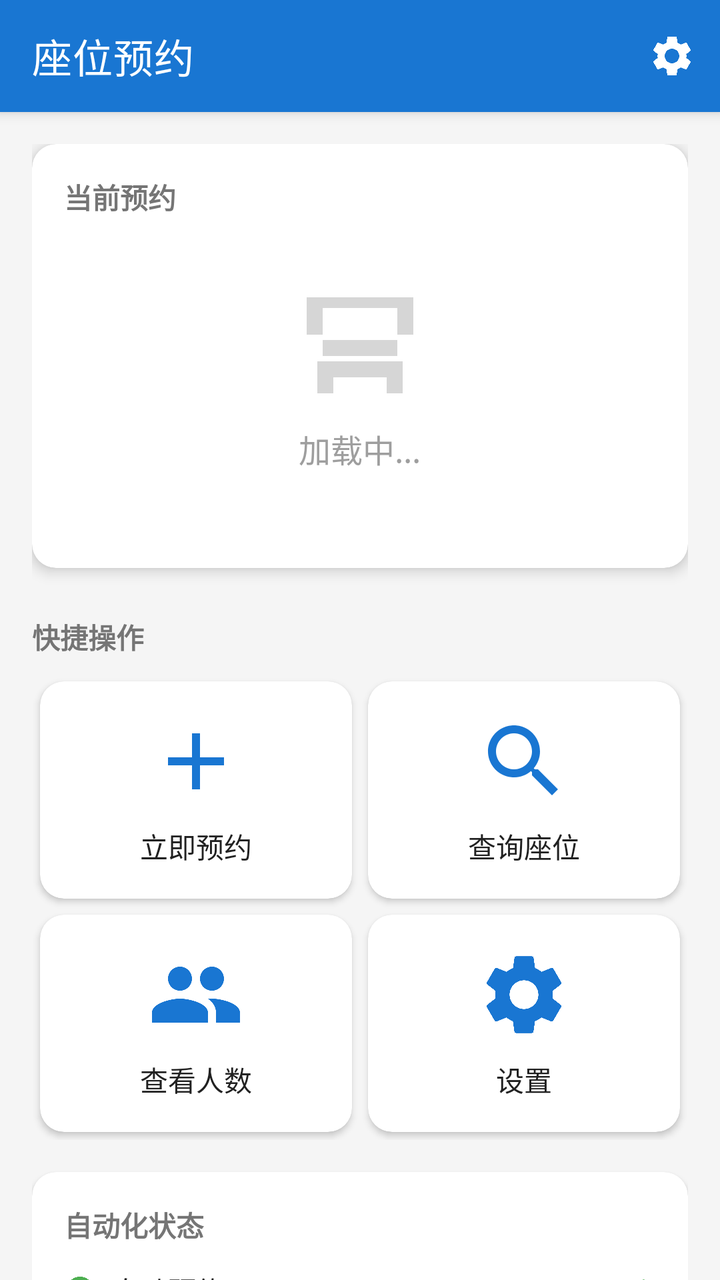
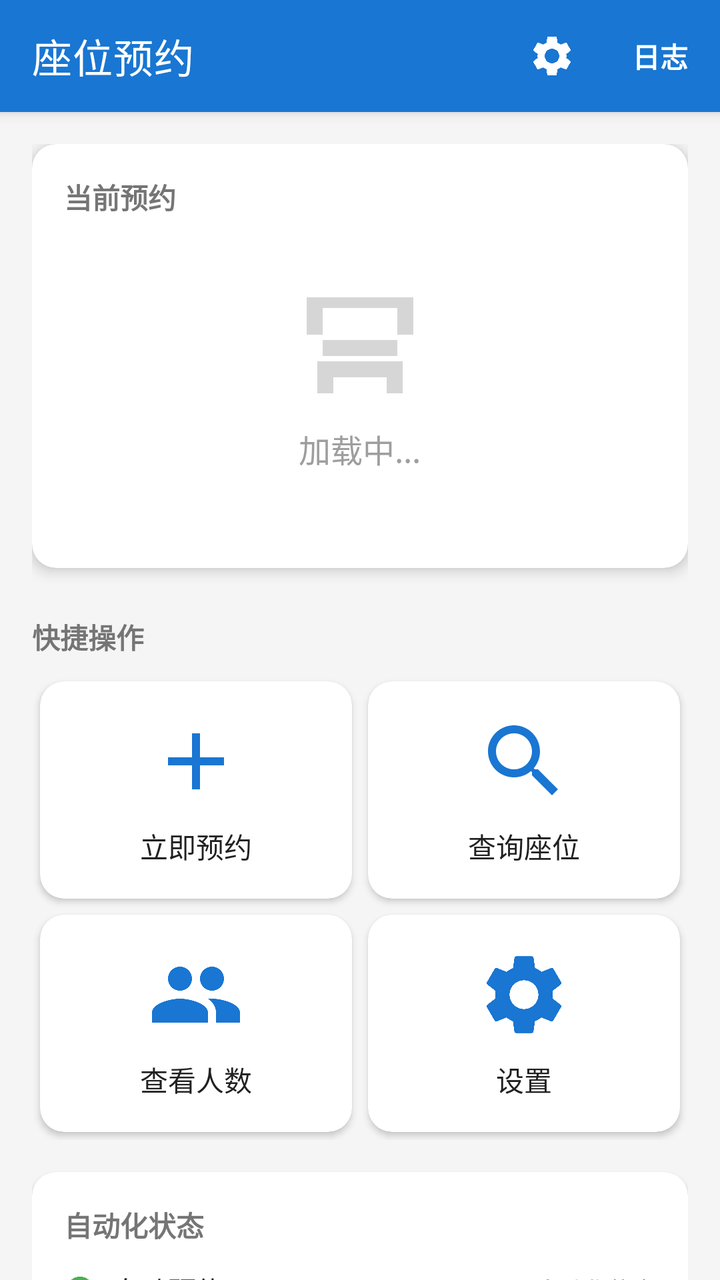

Two renders of the same Android screen: before a commit and after it. Below are the layout's source before the change and the commit's diff.
<!-- AndroidManifest.xml: application theme Theme.FuckNjfuLib -->
<!-- res/layout/activity_dashboard.xml -->
<?xml version="1.0" encoding="utf-8"?>
<androidx.coordinatorlayout.widget.CoordinatorLayout xmlns:android="http://schemas.android.com/apk/res/android"
    xmlns:app="http://schemas.android.com/apk/res-auto"
    android:layout_width="match_parent"
    android:layout_height="match_parent"
    android:background="@color/background_primary">

    
    <com.google.android.material.appbar.AppBarLayout
        android:layout_width="match_parent"
        android:layout_height="wrap_content"
        android:theme="@style/ThemeOverlay.MaterialComponents.Dark.ActionBar">

        <androidx.appcompat.widget.Toolbar
            android:id="@+id/toolbar"
            android:layout_width="match_parent"
            android:layout_height="?attr/actionBarSize"
            android:background="@color/primary"
            app:title="@string/dashboard_title"
            app:titleTextColor="@color/text_white">

            
            <ImageButton
                android:id="@+id/btnSettings"
                android:layout_width="48dp"
                android:layout_height="48dp"
                android:layout_gravity="end"
                android:background="?attr/selectableItemBackgroundBorderless"
                android:src="@drawable/ic_settings"
                android:contentDescription="设置"
                app:tint="@color/text_white" />
        </androidx.appcompat.widget.Toolbar>
    </com.google.android.material.appbar.AppBarLayout>

    <androidx.core.widget.NestedScrollView
        android:layout_width="match_parent"
        android:layout_height="match_parent"
        app:layout_behavior="@string/appbar_scrolling_view_behavior">

        <LinearLayout
            android:layout_width="match_parent"
            android:layout_height="wrap_content"
            android:orientation="vertical"
            android:padding="16dp">

            
            <com.google.android.material.card.MaterialCardView
                android:id="@+id/cardCurrentReservation"
                android:layout_width="match_parent"
                android:layout_height="wrap_content"
                app:cardCornerRadius="12dp"
                app:cardElevation="4dp"
                app:cardBackgroundColor="@color/card_background">

                <LinearLayout
                    android:layout_width="match_parent"
                    android:layout_height="wrap_content"
                    android:orientation="vertical"
                    android:padding="16dp">

                    <TextView
                        android:layout_width="wrap_content"
                        android:layout_height="wrap_content"
                        android:text="@string/section_current_reservation"
                        android:textSize="14sp"
                        android:textColor="@color/text_secondary"
                        android:textStyle="bold" />

                    
                    <LinearLayout
                        android:id="@+id/layoutNoReservation"
                        android:layout_width="match_parent"
                        android:layout_height="wrap_content"
                        android:orientation="vertical"
                        android:gravity="center"
                        android:padding="32dp"
                        android:visibility="visible">

                        <ImageView
                            android:layout_width="64dp"
                            android:layout_height="64dp"
                            android:src="@drawable/ic_seat"
                            android:alpha="0.3" />

                        <TextView
                            android:id="@+id/tvNoReservationText"
                            android:layout_width="wrap_content"
                            android:layout_height="wrap_content"
                            android:layout_marginTop="8dp"
                            android:text="@string/loading"
                            android:textSize="16sp"
                            android:textColor="@color/text_hint" />
                    </LinearLayout>

                    
                    <LinearLayout
                        android:id="@+id/layoutReservationInfo"
                        android:layout_width="match_parent"
                        android:layout_height="wrap_content"
                        android:orientation="vertical"
                        android:layout_marginTop="12dp"
                        android:visibility="gone">

                        
                        <LinearLayout
                            android:layout_width="match_parent"
                            android:layout_height="wrap_content"
                            android:orientation="horizontal"
                            android:gravity="center_vertical">

                            <ImageView
                                android:layout_width="24dp"
                                android:layout_height="24dp"
                                android:src="@drawable/ic_seat"
                                app:tint="@color/primary" />

                            <TextView
                                android:id="@+id/tvReservationSeat"
                                android:layout_width="wrap_content"
                                android:layout_height="wrap_content"
                                android:layout_marginStart="8dp"
                                android:text=""
                                android:textSize="18sp"
                                android:textColor="@color/text_primary"
                                android:textStyle="bold" />
                        </LinearLayout>

                        
                        <LinearLayout
                            android:layout_width="match_parent"
                            android:layout_height="wrap_content"
                            android:orientation="horizontal"
                            android:gravity="center_vertical"
                            android:layout_marginTop="8dp">

                            <ImageView
                                android:layout_width="24dp"
                                android:layout_height="24dp"
                                android:src="@drawable/ic_time"
                                app:tint="@color/text_secondary" />

                            <TextView
                                android:id="@+id/tvReservationTime"
                                android:layout_width="wrap_content"
                                android:layout_height="wrap_content"
                                android:layout_marginStart="8dp"
                                android:text=""
                                android:textSize="14sp"
                                android:textColor="@color/text_secondary" />
                        </LinearLayout>

                        
                        <LinearLayout
                            android:layout_width="match_parent"
                            android:layout_height="wrap_content"
                            android:orientation="horizontal"
                            android:gravity="center_vertical"
                            android:layout_marginTop="8dp">

                            <ImageView
                                android:layout_width="24dp"
                                android:layout_height="24dp"
                                android:src="@drawable/ic_status"
                                app:tint="@color/success" />

                            <TextView
                                android:id="@+id/tvReservationStatus"
                                android:layout_width="wrap_content"
                                android:layout_height="wrap_content"
                                android:layout_marginStart="8dp"
                                android:text=""
                                android:textSize="14sp"
                                android:textColor="@color/success" />
                        </LinearLayout>

                        
                        <LinearLayout
                            android:layout_width="match_parent"
                            android:layout_height="wrap_content"
                            android:orientation="horizontal"
                            android:layout_marginTop="16dp"
                            android:gravity="end">

                            <com.google.android.material.button.MaterialButton
                                android:id="@+id/btnSignIn"
                                android:layout_width="wrap_content"
                                android:layout_height="wrap_content"
                                android:text="@string/btn_sign_in"
                                style="@style/Widget.MaterialComponents.Button.OutlinedButton"
                                app:cornerRadius="8dp" />

                            <com.google.android.material.button.MaterialButton
                                android:id="@+id/btnCancelReservation"
                                android:layout_width="wrap_content"
                                android:layout_height="wrap_content"
                                android:layout_marginStart="8dp"
                                android:text="@string/btn_cancel_reservation"
                                android:backgroundTint="@color/error"
                                app:cornerRadius="8dp" />
                        </LinearLayout>

                    </LinearLayout>

                </LinearLayout>
            </com.google.android.material.card.MaterialCardView>

            
            <TextView
                android:layout_width="wrap_content"
                android:layout_height="wrap_content"
                android:layout_marginTop="24dp"
                android:layout_marginBottom="8dp"
                android:text="@string/section_quick_actions"
                android:textSize="14sp"
                android:textColor="@color/text_secondary"
                android:textStyle="bold" />

            
            <GridLayout
                android:layout_width="match_parent"
                android:layout_height="wrap_content"
                android:columnCount="2"
                android:rowCount="2"
                android:useDefaultMargins="true">

                
                <com.google.android.material.card.MaterialCardView
                    android:id="@+id/cardReserveNow"
                    android:layout_width="0dp"
                    android:layout_height="wrap_content"
                    android:layout_columnWeight="1"
                    android:layout_margin="4dp"
                    app:cardCornerRadius="12dp"
                    app:cardElevation="2dp"
                    android:clickable="true"
                    android:focusable="true"
                    android:foreground="?attr/selectableItemBackground">

                    <LinearLayout
                        android:layout_width="match_parent"
                        android:layout_height="wrap_content"
                        android:orientation="vertical"
                        android:padding="16dp"
                        android:gravity="center">

                        <ImageView
                            android:layout_width="48dp"
                            android:layout_height="48dp"
                            android:src="@drawable/ic_add_reservation"
                            app:tint="@color/primary" />

                        <TextView
                            android:layout_width="wrap_content"
                            android:layout_height="wrap_content"
                            android:layout_marginTop="8dp"
                            android:text="@string/btn_reserve_now"
                            android:textSize="14sp"
                            android:textColor="@color/text_primary" />
                    </LinearLayout>
                </com.google.android.material.card.MaterialCardView>

                
                <com.google.android.material.card.MaterialCardView
                    android:id="@+id/cardQuerySeats"
                    android:layout_width="0dp"
                    android:layout_height="wrap_content"
                    android:layout_columnWeight="1"
                    android:layout_margin="4dp"
                    app:cardCornerRadius="12dp"
                    app:cardElevation="2dp"
                    android:clickable="true"
                    android:focusable="true"
                    android:foreground="?attr/selectableItemBackground">

                    <LinearLayout
                        android:layout_width="match_parent"
                        android:layout_height="wrap_content"
                        android:orientation="vertical"
                        android:padding="16dp"
                        android:gravity="center">

                        <ImageView
                            android:layout_width="48dp"
                            android:layout_height="48dp"
                            android:src="@drawable/ic_search"
                            app:tint="@color/primary" />

                        <TextView
                            android:layout_width="wrap_content"
                            android:layout_height="wrap_content"
                            android:layout_marginTop="8dp"
                            android:text="@string/btn_query_seats"
                            android:textSize="14sp"
                            android:textColor="@color/text_primary" />
                    </LinearLayout>
                </com.google.android.material.card.MaterialCardView>

                
                <com.google.android.material.card.MaterialCardView
                    android:id="@+id/cardCheckTraffic"
                    android:layout_width="0dp"
                    android:layout_height="wrap_content"
                    android:layout_columnWeight="1"
                    android:layout_margin="4dp"
                    app:cardCornerRadius="12dp"
                    app:cardElevation="2dp"
                    android:clickable="true"
                    android:focusable="true"
                    android:foreground="?attr/selectableItemBackground">

                    <LinearLayout
                        android:layout_width="match_parent"
                        android:layout_height="wrap_content"
                        android:orientation="vertical"
                        android:padding="16dp"
                        android:gravity="center">

                        <ImageView
                            android:layout_width="48dp"
                            android:layout_height="48dp"
                            android:src="@drawable/ic_people"
                            app:tint="@color/primary" />

                        <TextView
                            android:layout_width="wrap_content"
                            android:layout_height="wrap_content"
                            android:layout_marginTop="8dp"
                            android:text="@string/btn_check_traffic"
                            android:textSize="14sp"
                            android:textColor="@color/text_primary" />
                    </LinearLayout>
                </com.google.android.material.card.MaterialCardView>

                
                <com.google.android.material.card.MaterialCardView
                    android:id="@+id/cardSettings"
                    android:layout_width="0dp"
                    android:layout_height="wrap_content"
                    android:layout_columnWeight="1"
                    android:layout_margin="4dp"
                    app:cardCornerRadius="12dp"
                    app:cardElevation="2dp"
                    android:clickable="true"
                    android:focusable="true"
                    android:foreground="?attr/selectableItemBackground">

                    <LinearLayout
                        android:layout_width="match_parent"
                        android:layout_height="wrap_content"
                        android:orientation="vertical"
                        android:padding="16dp"
                        android:gravity="center">

                        <ImageView
                            android:layout_width="48dp"
                            android:layout_height="48dp"
                            android:src="@drawable/ic_settings"
                            app:tint="@color/primary" />

                        <TextView
                            android:layout_width="wrap_content"
                            android:layout_height="wrap_content"
                            android:layout_marginTop="8dp"
                            android:text="@string/settings_title"
                            android:textSize="14sp"
                            android:textColor="@color/text_primary" />
                    </LinearLayout>
                </com.google.android.material.card.MaterialCardView>

            </GridLayout>

            
            <com.google.android.material.card.MaterialCardView
                android:id="@+id/cardAutoStatus"
                android:layout_width="match_parent"
                android:layout_height="wrap_content"
                android:layout_marginTop="16dp"
                app:cardCornerRadius="12dp"
                app:cardElevation="2dp"
                app:cardBackgroundColor="@color/card_background">

                <LinearLayout
                    android:layout_width="match_parent"
                    android:layout_height="wrap_content"
                    android:orientation="vertical"
                    android:padding="16dp">

                    <TextView
                        android:layout_width="wrap_content"
                        android:layout_height="wrap_content"
                        android:text="自动化状态"
                        android:textSize="14sp"
                        android:textColor="@color/text_secondary"
                        android:textStyle="bold" />

                    
                    <LinearLayout
                        android:layout_width="match_parent"
                        android:layout_height="wrap_content"
                        android:orientation="horizontal"
                        android:gravity="center_vertical"
                        android:layout_marginTop="12dp">

                        <ImageView
                            android:id="@+id/ivAutoReserveStatus"
                            android:layout_width="16dp"
                            android:layout_height="16dp"
                            android:src="@drawable/ic_circle"
                            app:tint="@color/success" />

                        <TextView
                            android:layout_width="0dp"
                            android:layout_height="wrap_content"
                            android:layout_weight="1"
                            android:layout_marginStart="8dp"
                            android:text="@string/setting_auto_reserve"
                            android:textSize="14sp"
                            android:textColor="@color/text_primary" />

                        <TextView
                            android:id="@+id/tvAutoReserveStatus"
                            android:layout_width="wrap_content"
                            android:layout_height="wrap_content"
                            android:text="已开启"
                            android:textSize="12sp"
                            android:textColor="@color/success" />
                    </LinearLayout>

                    
                    <LinearLayout
                        android:layout_width="match_parent"
                        android:layout_height="wrap_content"
                        android:orientation="horizontal"
                        android:gravity="center_vertical"
                        android:layout_marginTop="8dp">

                        <ImageView
                            android:id="@+id/ivLateProtectionStatus"
                            android:layout_width="16dp"
                            android:layout_height="16dp"
                            android:src="@drawable/ic_circle"
                            app:tint="@color/text_hint" />

                        <TextView
                            android:layout_width="0dp"
                            android:layout_height="wrap_content"
                            android:layout_weight="1"
                            android:layout_marginStart="8dp"
                            android:text="@string/setting_late_protection"
                            android:textSize="14sp"
                            android:textColor="@color/text_primary" />

                        <TextView
                            android:id="@+id/tvLateProtectionStatus"
                            android:layout_width="wrap_content"
                            android:layout_height="wrap_content"
                            android:text="未开启"
                            android:textSize="12sp"
                            android:textColor="@color/text_hint" />
                    </LinearLayout>

                    
                    <LinearLayout
                        android:layout_width="match_parent"
                        android:layout_height="wrap_content"
                        android:orientation="horizontal"
                        android:gravity="center_vertical"
                        android:layout_marginTop="8dp">

                        <ImageView
                            android:id="@+id/ivAutoFindStatus"
                            android:layout_width="16dp"
                            android:layout_height="16dp"
                            android:src="@drawable/ic_circle"
                            app:tint="@color/text_hint" />

                        <TextView
                            android:layout_width="0dp"
                            android:layout_height="wrap_content"
                            android:layout_weight="1"
                            android:layout_marginStart="8dp"
                            android:text="@string/setting_auto_find_seat"
                            android:textSize="14sp"
                            android:textColor="@color/text_primary" />

                        <TextView
                            android:id="@+id/tvAutoFindStatus"
                            android:layout_width="wrap_content"
                            android:layout_height="wrap_content"
                            android:text="未开启"
                            android:textSize="12sp"
                            android:textColor="@color/text_hint" />
                    </LinearLayout>

                </LinearLayout>
            </com.google.android.material.card.MaterialCardView>

        </LinearLayout>
    </androidx.core.widget.NestedScrollView>

    
    <FrameLayout
        android:id="@+id/loadingOverlay"
        android:layout_width="match_parent"
        android:layout_height="match_parent"
        android:background="#80000000"
        android:visibility="gone"
        android:clickable="true"
        android:focusable="true">

        <ProgressBar
            android:layout_width="wrap_content"
            android:layout_height="wrap_content"
            android:layout_gravity="center" />
    </FrameLayout>

</androidx.coordinatorlayout.widget.CoordinatorLayout>
<!-- resources referenced by this layout -->
<resources>
  <color name="background_primary">#F5F5F5</color>
  <color name="card_background">#FFFFFF</color>
  <color name="error">#F44336</color>
  <color name="primary">#1976D2</color>
  <color name="success">#4CAF50</color>
  <color name="text_hint">#9E9E9E</color>
  <color name="text_primary">#212121</color>
  <color name="text_secondary">#757575</color>
  <color name="text_white">#FFFFFF</color>
  <!-- drawable ic_add_reservation (drawable) -->
  <?xml version="1.0" encoding="utf-8"?>
  <vector xmlns:android="http://schemas.android.com/apk/res/android"
      android:width="24dp"
      android:height="24dp"
      android:viewportWidth="24"
      android:viewportHeight="24"
      android:tint="?attr/colorControlNormal">
      <path
          android:fillColor="@android:color/white"
          android:pathData="M19,13h-6v6h-2v-6H5v-2h6V5h2v6h6v2z"/>
  </vector>
  <!-- drawable ic_circle (drawable) -->
  <?xml version="1.0" encoding="utf-8"?>
  <vector xmlns:android="http://schemas.android.com/apk/res/android"
      android:width="24dp"
      android:height="24dp"
      android:viewportWidth="24"
      android:viewportHeight="24"
      android:tint="?attr/colorControlNormal">
      <path
          android:fillColor="@android:color/white"
          android:pathData="M12,2C6.48,2 2,6.48 2,12s4.48,10 10,10 10,-4.48 10,-10S17.52,2 12,2z"/>
  </vector>
  <!-- drawable ic_seat (drawable) -->
  <?xml version="1.0" encoding="utf-8"?>
  <vector xmlns:android="http://schemas.android.com/apk/res/android"
      android:width="24dp"
      android:height="24dp"
      android:viewportWidth="24"
      android:viewportHeight="24"
      android:tint="?attr/colorControlNormal">
      <path
          android:fillColor="@android:color/white"
          android:pathData="M4,18v3h3v-3h10v3h3v-6H4V18zM19,10h3V3H2v7h3V5h14V10zM5,14h14v-3H5V14z"/>
  </vector>
  <!-- drawable ic_status (drawable) -->
  <?xml version="1.0" encoding="utf-8"?>
  <vector xmlns:android="http://schemas.android.com/apk/res/android"
      android:width="24dp"
      android:height="24dp"
      android:viewportWidth="24"
      android:viewportHeight="24"
      android:tint="?attr/colorControlNormal">
      <path
          android:fillColor="@android:color/white"
          android:pathData="M12,2C6.48,2 2,6.48 2,12s4.48,10 10,10 10,-4.48 10,-10S17.52,2 12,2zM10,17l-5,-5 1.41,-1.41L10,14.17l7.59,-7.59L19,8l-9,9z"/>
  </vector>
  <!-- drawable ic_time (drawable) -->
  <?xml version="1.0" encoding="utf-8"?>
  <vector xmlns:android="http://schemas.android.com/apk/res/android"
      android:width="24dp"
      android:height="24dp"
      android:viewportWidth="24"
      android:viewportHeight="24"
      android:tint="?attr/colorControlNormal">
      <path
          android:fillColor="@android:color/white"
          android:pathData="M11.99,2C6.47,2 2,6.48 2,12s4.47,10 9.99,10C17.52,22 22,17.52 22,12S17.52,2 11.99,2zM12,20c-4.42,0 -8,-3.58 -8,-8s3.58,-8 8,-8 8,3.58 8,8 -3.58,8 -8,8zM12.5,7H11v6l5.25,3.15 0.75,-1.23 -4.5,-2.67z"/>
  </vector>
  <string name="btn_cancel_reservation">取消预约</string>
  <string name="btn_check_traffic">查看人数</string>
  <string name="btn_query_seats">查询座位</string>
  <string name="btn_reserve_now">立即预约</string>
  <string name="btn_sign_in">签到</string>
  <string name="dashboard_title">座位预约</string>
  <string name="loading">加载中...</string>
  <string name="section_current_reservation">当前预约</string>
  <string name="section_quick_actions">快捷操作</string>
  <string name="setting_auto_find_seat">自动寻座</string>
  <string name="setting_auto_reserve">自动预约</string>
  <string name="setting_late_protection">迟到保护</string>
  <string name="settings_title">设置</string>
  <color name="primary_dark">#1565C0</color>
  <color name="accent">#FF5722</color>
  <!-- unchanged entries left out for length: 4 -->
</resources>

<!-- the commit's change to res/layout/activity_dashboard.xml (unified diff, before → after) -->
@@ -20,6 +20,16 @@
             app:titleTextColor="@color/text_white">
 
             
+            <TextView
+                android:id="@+id/btnLogs"
+                android:layout_width="wrap_content"
+                android:layout_height="wrap_content"
+                android:layout_gravity="end"
+                android:padding="16dp"
+                android:text="日志"
+                android:textStyle="bold"
+                android:textColor="@color/text_white" />
+
             <ImageButton
                 android:id="@+id/btnSettings"
                 android:layout_width="48dp"
@@ -421,7 +431,7 @@
                             android:id="@+id/tvAutoReserveStatus"
                             android:layout_width="wrap_content"
                             android:layout_height="wrap_content"
-                            android:text="已开启"
+                        android:text="自动化状态"
                             android:textSize="12sp"
                             android:textColor="@color/success" />
                     </LinearLayout>
@@ -454,7 +464,7 @@
                             android:id="@+id/tvLateProtectionStatus"
                             android:layout_width="wrap_content"
                             android:layout_height="wrap_content"
-                            android:text="未开启"
+                        android:text="自动化状态"
                             android:textSize="12sp"
                             android:textColor="@color/text_hint" />
                     </LinearLayout>
@@ -487,7 +497,7 @@
                             android:id="@+id/tvAutoFindStatus"
                             android:layout_width="wrap_content"
                             android:layout_height="wrap_content"
-                            android:text="未开启"
+                        android:text="自动化状态"
                             android:textSize="12sp"
                             android:textColor="@color/text_hint" />
                     </LinearLayout>
